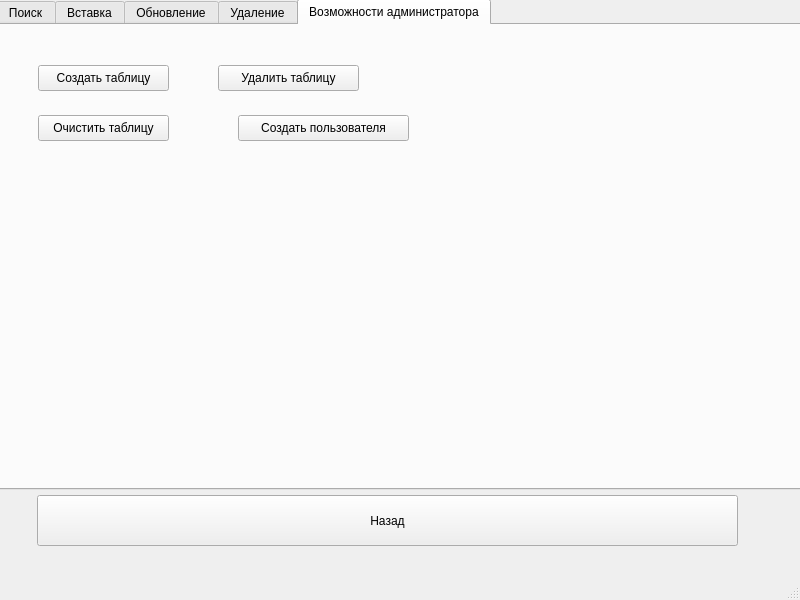
Old version of the form mainwindow.ui in the repository mathiuedr/ud_laba_sixth.
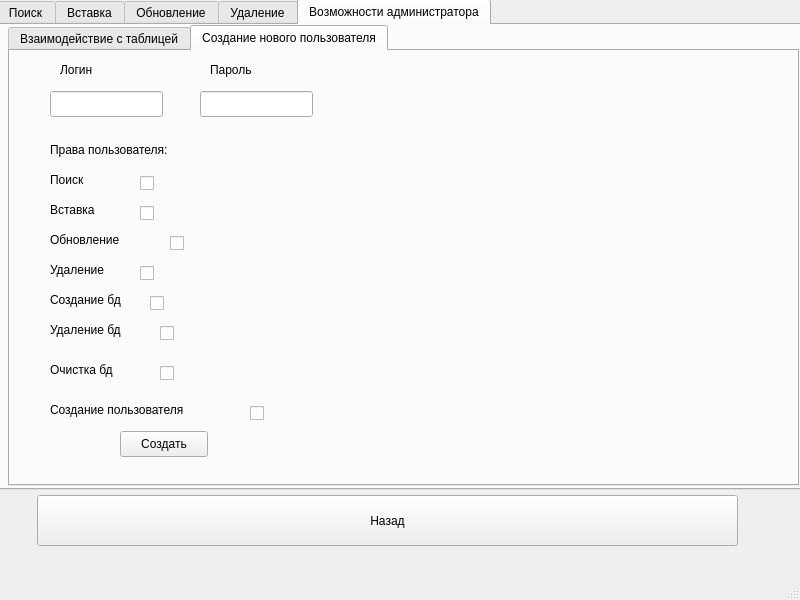
New version of the form.

The edit to the form file:
```diff
--- a/mainwindow.ui
+++ b/mainwindow.ui
@@ -161,7 +161,7 @@
        <string>Запись (Формат: isbn, name, description, date(yyyy-mm-dd), author_name)</string>
       </property>
      </widget>
-     <widget class="QLineEdit" name="lineEdit">
+     <widget class="QLineEdit" name="update_id_input">
       <property name="geometry">
        <rect>
         <x>20</x>
@@ -171,7 +171,7 @@
        </rect>
       </property>
      </widget>
-     <widget class="QLineEdit" name="lineEdit_2">
+     <widget class="QLineEdit" name="update_input">
       <property name="geometry">
        <rect>
         <x>160</x>
@@ -240,57 +240,347 @@
      <attribute name="title">
       <string>Возможности администратора</string>
      </attribute>
-     <widget class="QPushButton" name="createDbButton">
+     <widget class="QTabWidget" name="tabWidget_2">
       <property name="geometry">
        <rect>
-        <x>40</x>
-        <y>40</y>
-        <width>131</width>
-        <height>26</height>
+        <x>10</x>
+        <y>0</y>
+        <width>791</width>
+        <height>461</height>
        </rect>
       </property>
-      <property name="text">
-       <string>Создать таблицу</string>
+      <property name="currentIndex">
+       <number>1</number>
       </property>
-     </widget>
-     <widget class="QPushButton" name="deleteDbButton">
-      <property name="geometry">
-       <rect>
-        <x>220</x>
-        <y>40</y>
-        <width>141</width>
-        <height>26</height>
-       </rect>
-      </property>
-      <property name="text">
-       <string>Удалить таблицу</string>
-      </property>
-     </widget>
-     <widget class="QPushButton" name="clearDbButton">
-      <property name="geometry">
-       <rect>
-        <x>40</x>
-        <y>90</y>
-        <width>131</width>
-        <height>26</height>
-       </rect>
-      </property>
-      <property name="text">
-       <string>Очистить таблицу</string>
-      </property>
-     </widget>
-     <widget class="QPushButton" name="createUserButton">
-      <property name="geometry">
-       <rect>
-        <x>240</x>
-        <y>90</y>
-        <width>171</width>
-        <height>26</height>
-       </rect>
-      </property>
-      <property name="text">
-       <string>Создать пользователя</string>
-      </property>
+      <widget class="QWidget" name="tab_6">
+       <attribute name="title">
+        <string>Взаимодействие с таблицей</string>
+       </attribute>
+       <widget class="QPushButton" name="createDbButton">
+        <property name="geometry">
+         <rect>
+          <x>0</x>
+          <y>30</y>
+          <width>131</width>
+          <height>26</height>
+         </rect>
+        </property>
+        <property name="text">
+         <string>Создать таблицу</string>
+        </property>
+       </widget>
+       <widget class="QPushButton" name="clearDbButton">
+        <property name="geometry">
+         <rect>
+          <x>160</x>
+          <y>30</y>
+          <width>131</width>
+          <height>26</height>
+         </rect>
+        </property>
+        <property name="text">
+         <string>Очистить таблицу</string>
+        </property>
+       </widget>
+       <widget class="QPushButton" name="deleteDbButton">
+        <property name="geometry">
+         <rect>
+          <x>70</x>
+          <y>90</y>
+          <width>141</width>
+          <height>26</height>
+         </rect>
+        </property>
+        <property name="text">
+         <string>Удалить таблицу</string>
+        </property>
+       </widget>
+      </widget>
+      <widget class="QWidget" name="tab_7">
+       <attribute name="title">
+        <string>Создание нового пользователя</string>
+       </attribute>
+       <widget class="QCheckBox" name="create_user_cb">
+        <property name="geometry">
+         <rect>
+          <x>240</x>
+          <y>350</y>
+          <width>92</width>
+          <height>24</height>
+         </rect>
+        </property>
+        <property name="text">
+         <string/>
+        </property>
+       </widget>
+       <widget class="QCheckBox" name="search_cb">
+        <property name="geometry">
+         <rect>
+          <x>130</x>
+          <y>120</y>
+          <width>92</width>
+          <height>24</height>
+         </rect>
+        </property>
+        <property name="text">
+         <string/>
+        </property>
+       </widget>
+       <widget class="QLabel" name="label_10">
+        <property name="geometry">
+         <rect>
+          <x>40</x>
+          <y>310</y>
+          <width>91</width>
+          <height>18</height>
+         </rect>
+        </property>
+        <property name="text">
+         <string>Очистка бд</string>
+        </property>
+       </widget>
+       <widget class="QLabel" name="label_8">
+        <property name="geometry">
+         <rect>
+          <x>40</x>
+          <y>240</y>
+          <width>101</width>
+          <height>18</height>
+         </rect>
+        </property>
+        <property name="text">
+         <string>Создание бд</string>
+        </property>
+       </widget>
+       <widget class="QLabel" name="label_7">
+        <property name="geometry">
+         <rect>
+          <x>40</x>
+          <y>120</y>
+          <width>66</width>
+          <height>18</height>
+         </rect>
+        </property>
+        <property name="text">
+         <string>Поиск</string>
+        </property>
+       </widget>
+       <widget class="QPushButton" name="createButton">
+        <property name="geometry">
+         <rect>
+          <x>110</x>
+          <y>380</y>
+          <width>88</width>
+          <height>26</height>
+         </rect>
+        </property>
+        <property name="text">
+         <string>Создать</string>
+        </property>
+       </widget>
+       <widget class="QLabel" name="label_9">
+        <property name="geometry">
+         <rect>
+          <x>50</x>
+          <y>10</y>
+          <width>66</width>
+          <height>18</height>
+         </rect>
+        </property>
+        <property name="text">
+         <string>Логин</string>
+        </property>
+       </widget>
+       <widget class="QLabel" name="label_11">
+        <property name="geometry">
+         <rect>
+          <x>200</x>
+          <y>10</y>
+          <width>66</width>
+          <height>18</height>
+         </rect>
+        </property>
+        <property name="text">
+         <string>Пароль</string>
+        </property>
+       </widget>
+       <widget class="QLineEdit" name="login_input">
+        <property name="geometry">
+         <rect>
+          <x>40</x>
+          <y>40</y>
+          <width>113</width>
+          <height>26</height>
+         </rect>
+        </property>
+       </widget>
+       <widget class="QCheckBox" name="clear_bd_cb">
+        <property name="geometry">
+         <rect>
+          <x>150</x>
+          <y>310</y>
+          <width>92</width>
+          <height>24</height>
+         </rect>
+        </property>
+        <property name="text">
+         <string/>
+        </property>
+       </widget>
+       <widget class="QCheckBox" name="insert_cb">
+        <property name="geometry">
+         <rect>
+          <x>130</x>
+          <y>150</y>
+          <width>92</width>
+          <height>24</height>
+         </rect>
+        </property>
+        <property name="text">
+         <string/>
+        </property>
+       </widget>
+       <widget class="QLineEdit" name="password_input">
+        <property name="geometry">
+         <rect>
+          <x>190</x>
+          <y>40</y>
+          <width>113</width>
+          <height>26</height>
+         </rect>
+        </property>
+       </widget>
+       <widget class="QLabel" name="label_12">
+        <property name="geometry">
+         <rect>
+          <x>40</x>
+          <y>210</y>
+          <width>81</width>
+          <height>18</height>
+         </rect>
+        </property>
+        <property name="text">
+         <string>Удаление</string>
+        </property>
+       </widget>
+       <widget class="QLabel" name="label_13">
+        <property name="geometry">
+         <rect>
+          <x>40</x>
+          <y>150</y>
+          <width>66</width>
+          <height>18</height>
+         </rect>
+        </property>
+        <property name="text">
+         <string>Вставка</string>
+        </property>
+       </widget>
+       <widget class="QCheckBox" name="delete_bd_cb">
+        <property name="geometry">
+         <rect>
+          <x>150</x>
+          <y>270</y>
+          <width>92</width>
+          <height>24</height>
+         </rect>
+        </property>
+        <property name="text">
+         <string/>
+        </property>
+       </widget>
+       <widget class="QLabel" name="label_14">
+        <property name="geometry">
+         <rect>
+          <x>40</x>
+          <y>350</y>
+          <width>171</width>
+          <height>18</height>
+         </rect>
+        </property>
+        <property name="text">
+         <string>Создание пользователя</string>
+        </property>
+       </widget>
+       <widget class="QLabel" name="label_15">
+        <property name="geometry">
+         <rect>
+          <x>40</x>
+          <y>180</y>
+          <width>91</width>
+          <height>18</height>
+         </rect>
+        </property>
+        <property name="text">
+         <string>Обновление</string>
+        </property>
+       </widget>
+       <widget class="QCheckBox" name="create_bd_cb">
+        <property name="geometry">
+         <rect>
+          <x>140</x>
+          <y>240</y>
+          <width>92</width>
+          <height>24</height>
+         </rect>
+        </property>
+        <property name="text">
+         <string/>
+        </property>
+       </widget>
+       <widget class="QCheckBox" name="update_cb">
+        <property name="geometry">
+         <rect>
+          <x>160</x>
+          <y>180</y>
+          <width>92</width>
+          <height>24</height>
+         </rect>
+        </property>
+        <property name="text">
+         <string/>
+        </property>
+       </widget>
+       <widget class="QLabel" name="label_16">
+        <property name="geometry">
+         <rect>
+          <x>40</x>
+          <y>270</y>
+          <width>91</width>
+          <height>18</height>
+         </rect>
+        </property>
+        <property name="text">
+         <string>Удаление бд</string>
+        </property>
+       </widget>
+       <widget class="QLabel" name="label_17">
+        <property name="geometry">
+         <rect>
+          <x>40</x>
+          <y>90</y>
+          <width>161</width>
+          <height>18</height>
+         </rect>
+        </property>
+        <property name="text">
+         <string>Права пользователя:</string>
+        </property>
+       </widget>
+       <widget class="QCheckBox" name="delete_cb">
+        <property name="geometry">
+         <rect>
+          <x>130</x>
+          <y>210</y>
+          <width>92</width>
+          <height>24</height>
+         </rect>
+        </property>
+        <property name="text">
+         <string/>
+        </property>
+       </widget>
+      </widget>
      </widget>
     </widget>
    </widget>
```
